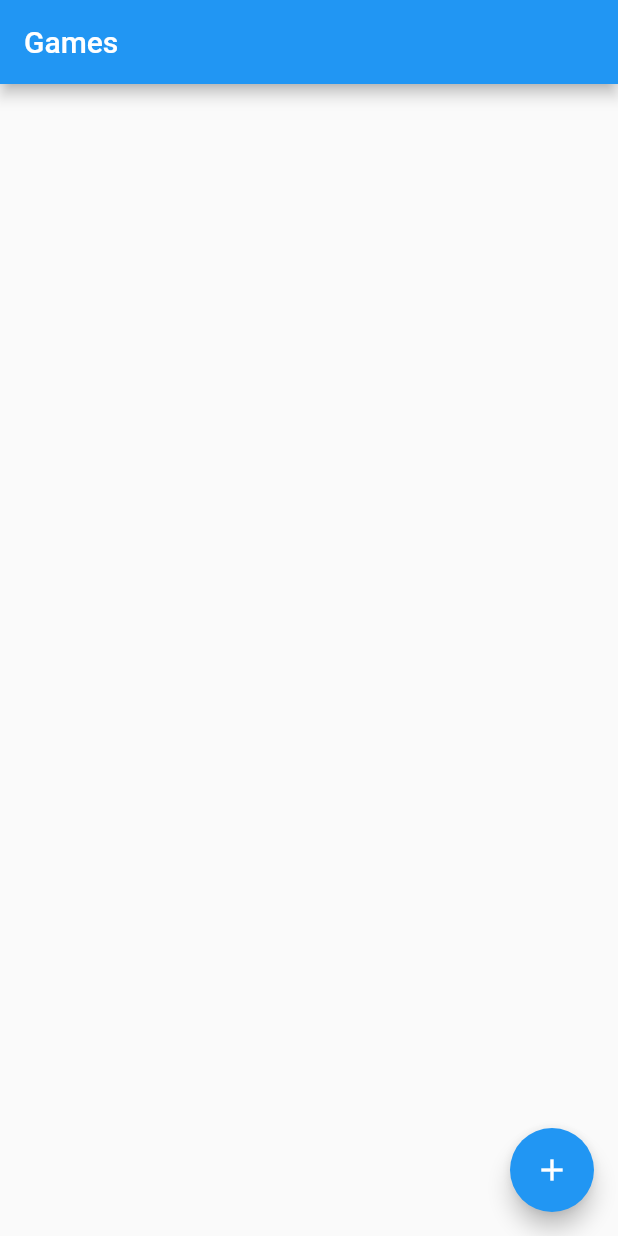
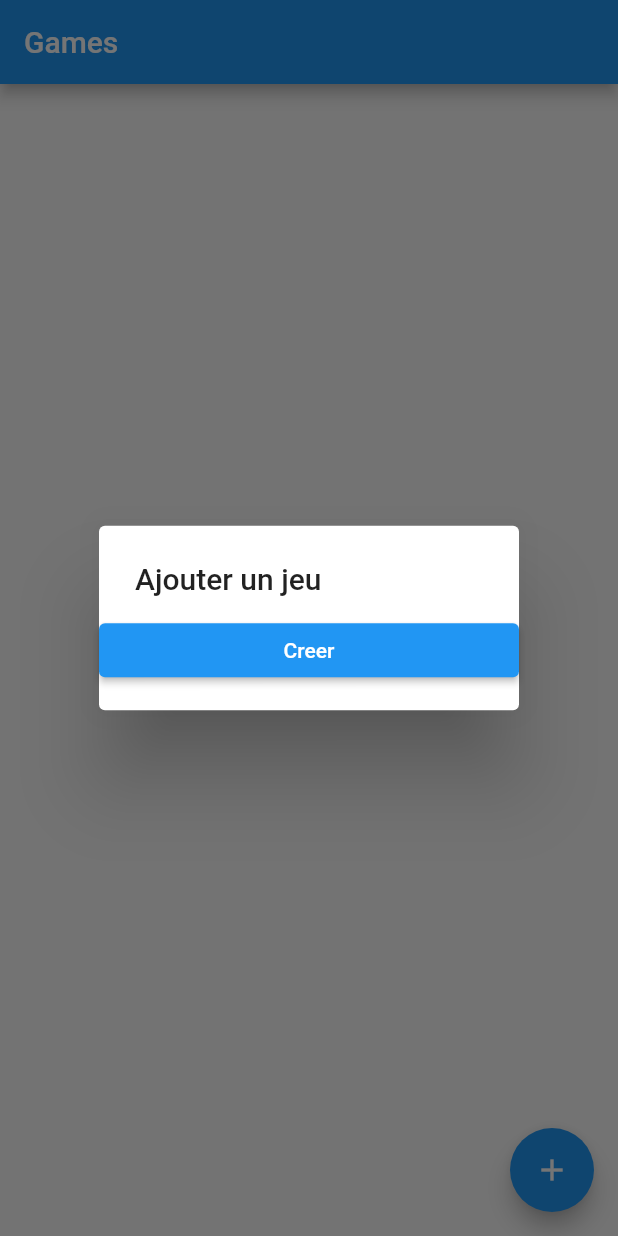
Before and after one commit to Chonli/game-counter, a Flutter app: the screen it shows after launch, after a tap on the "add" icon, on a phone screen of 412 x 824 dp. Run offline on Flutter 3.47's test engine with Material 2 defaults, Android fonts, the phone set to English and light mode, and no system bars.

Commit message:
update application to null safety

```diff
--- /dev/null
+++ b/analysis_options.yaml
@@ -0,0 +1,29 @@
+# This file configures the analyzer, which statically analyzes Dart code to
+# check for errors, warnings, and lints.
+#
+# The issues identified by the analyzer are surfaced in the UI of Dart-enabled
+# IDEs (https://dart.dev/tools#ides-and-editors). The analyzer can also be
+# invoked from the command line by running `flutter analyze`.
+
+# The following line activates a set of recommended lints for Flutter apps,
+# packages, and plugins designed to encourage good coding practices.
+include: package:flutter_lints/flutter.yaml
+
+linter:
+  # The lint rules applied to this project can be customized in the
+  # section below to disable rules from the `package:flutter_lints/flutter.yaml`
+  # included above or to enable additional rules. A list of all available lints
+  # and their documentation is published at
+  # https://dart-lang.github.io/linter/lints/index.html.
+  #
+  # Instead of disabling a lint rule for the entire project in the
+  # section below, it can also be suppressed for a single line of code
+  # or a specific dart file by using the `// ignore: name_of_lint` and
+  # `// ignore_for_file: name_of_lint` syntax on the line or in the file
+  # producing the lint.
+  rules:
+    # avoid_print: false  # Uncomment to disable the `avoid_print` rule
+    # prefer_single_quotes: true  # Uncomment to enable the `prefer_single_quotes` rule
+
+# Additional information about this file can be found at
+# https://dart.dev/guides/language/analysis-options
--- a/lib/main.dart
+++ b/lib/main.dart
@@ -1,5 +1,5 @@
 import 'package:flutter/material.dart';
-import 'package:game_counter/ui/home_page.dart';
+import 'package:game_counter/modules/games/view.dart';
 
 void main() {
   runApp(MyApp());
@@ -14,7 +14,7 @@ class MyApp extends StatelessWidget {
         primarySwatch: Colors.blue,
         visualDensity: VisualDensity.adaptivePlatformDensity,
       ),
-      home: HomePage(),
+      home: const GameView(),
     );
   }
 }
--- /dev/null
+++ b/lib/model/game.dart
@@ -0,0 +1,9 @@
+class Game {
+  Game({
+    required this.name,
+    required this.numberPalyer,
+  });
+
+  final String name;
+  final int numberPalyer;
+}
--- /dev/null
+++ b/lib/modules/games/notifier.dart
@@ -0,0 +1,20 @@
+import 'package:flutter/foundation.dart';
+import 'package:game_counter/model/game.dart';
+
+class GameNotifier extends ChangeNotifier {
+  List<Game> get games => _games;
+  List<Game> _games = [];
+  set games(List<Game> value) {
+    if (value != _games) {
+      _games = value;
+      notifyListeners();
+    }
+  }
+
+  void addGame(Game game) {
+    if (!_games.contains(game)) {
+      _games.add(game);
+      notifyListeners();
+    }
+  }
+}
--- /dev/null
+++ b/lib/modules/games/view.dart
@@ -0,0 +1,71 @@
+import 'package:flutter/material.dart';
+import 'package:game_counter/model/game.dart';
+import 'package:game_counter/modules/games/notifier.dart';
+import 'package:provider/provider.dart';
+
+class GameView extends StatelessWidget {
+  const GameView({Key? key}) : super(key: key);
+
+  @override
+  Widget build(BuildContext context) {
+    return ChangeNotifierProvider(
+      create: (_) => GameNotifier(),
+      child: const _View(),
+    );
+  }
+}
+
+class _View extends StatelessWidget {
+  const _View({
+    Key? key,
+  }) : super(key: key);
+
+  Future<void> _addGame(BuildContext context) => showDialog(
+        context: context,
+        builder: (BuildContext context) {
+          return const _AddGameView();
+        },
+      );
+
+  @override
+  Widget build(BuildContext context) {
+    return Scaffold(
+      appBar: AppBar(
+        title: const Text('Games'),
+      ),
+      body: ListView(),
+      floatingActionButton: FloatingActionButton(
+        onPressed: () => _addGame(context),
+        tooltip: 'Add Game',
+        child: const Icon(Icons.add),
+      ),
+    );
+  }
+}
+
+class _AddGameView extends StatefulWidget {
+  const _AddGameView({
+    Key? key,
+  }) : super(key: key);
+
+  @override
+  State<_AddGameView> createState() => _AddGameViewState();
+}
+
+class _AddGameViewState extends State<_AddGameView> {
+  @override
+  Widget build(BuildContext context) {
+    return SimpleDialog(
+      title: const Text('Ajouter un jeu'),
+      children: <Widget>[
+        ElevatedButton(
+          onPressed: () => context.read<GameNotifier>().addGame(Game(
+                name: 'test',
+                numberPalyer: 4,
+              )),
+          child: const Text('Creer'),
+        )
+      ],
+    );
+  }
+}
--- a/lib/ui/home_page.dart
+++ /dev/null
@@ -1,22 +0,0 @@
-import 'package:flutter/material.dart';
-
-class HomePage extends StatelessWidget {
-  HomePage({Key key}) : super(key: key);
-
-  void _addGame() {}
-
-  @override
-  Widget build(BuildContext context) {
-    return Scaffold(
-      appBar: AppBar(
-        title: Text('Games'),
-      ),
-      body: ListView(),
-      floatingActionButton: FloatingActionButton(
-        onPressed: _addGame,
-        tooltip: 'Add Game',
-        child: Icon(Icons.add),
-      ),
-    );
-  }
-}
```
Also changed, not shown: pubspec.yaml (+5 -2 lines), pubspec.lock.
